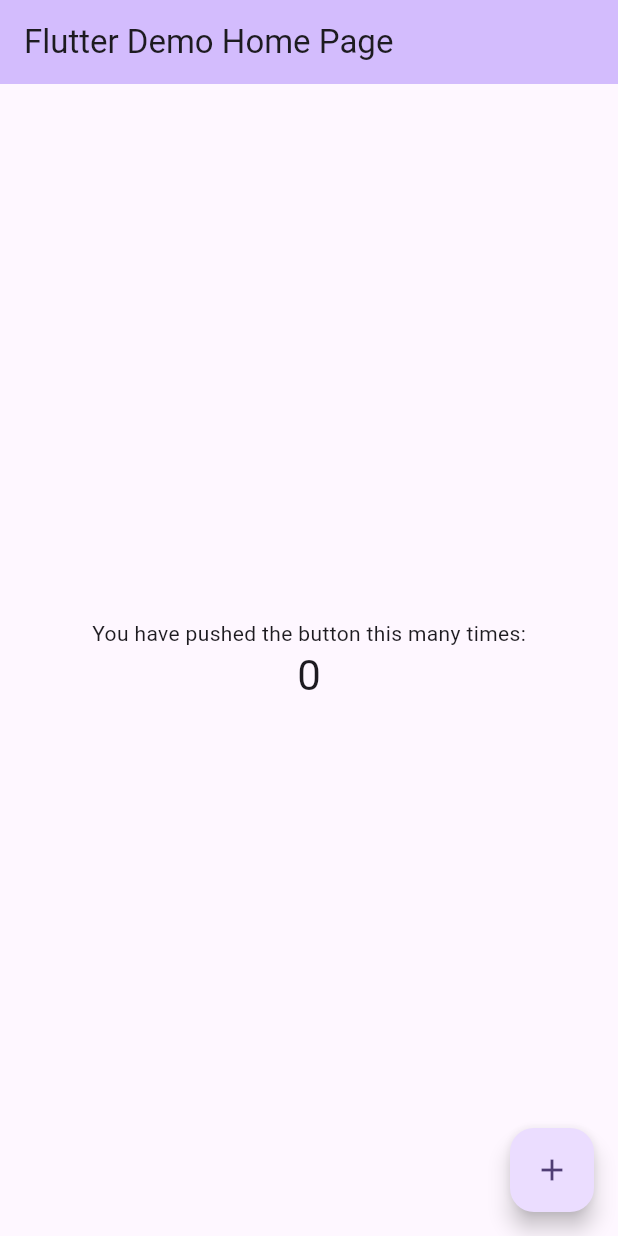
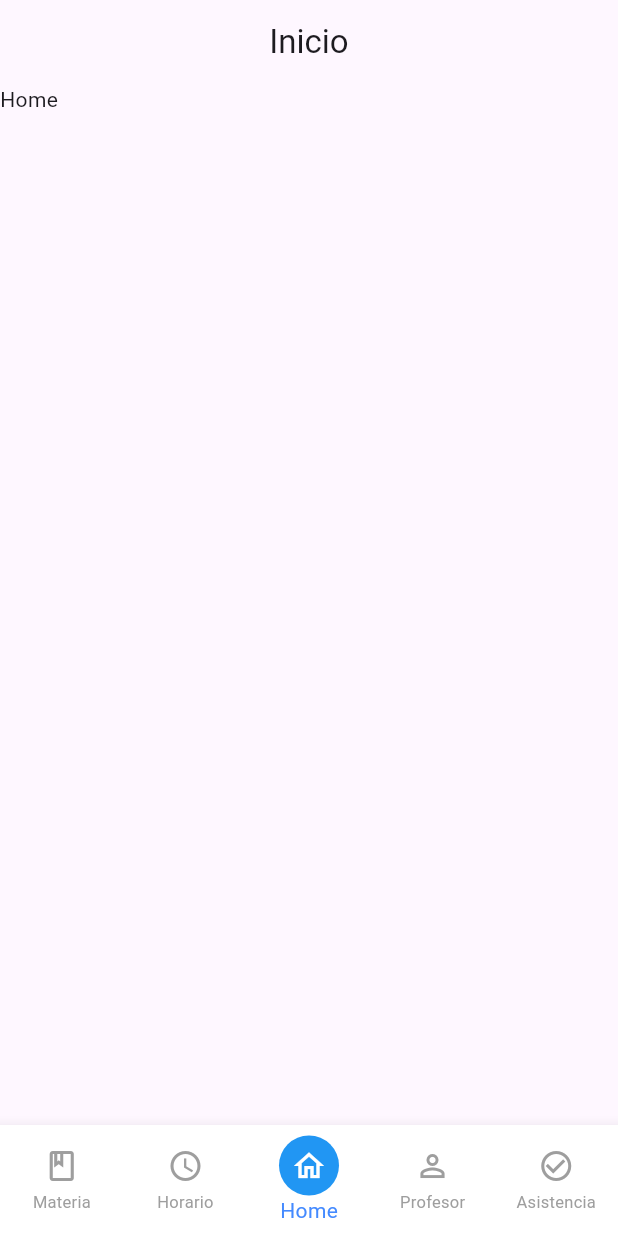
Before and after one commit to KevinAmezcua11/u3_practica2_controlasistencia, a Flutter app: the screen it shows after launch, on a phone screen of 412 x 824 dp. Run offline on Flutter 3.47's test engine with Material 3 defaults, Android fonts, the phone set to English and light mode, and no system bars.

```diff
--- a/lib/main.dart
+++ b/lib/main.dart
@@ -1,7 +1,11 @@
 import 'package:flutter/material.dart';
+import 'package:u3_practica2_controlasistencia/programa.dart';
 
 void main() {
-  runApp(const MyApp());
+  runApp(MaterialApp(
+    home: programa(),
+    debugShowCheckedModeBanner: false,
+  ));
 }
 
 class MyApp extends StatelessWidget {
--- /dev/null
+++ b/lib/programa.dart
@@ -0,0 +1,116 @@
+import 'package:flutter/material.dart';
+import 'package:u3_practica2_controlasistencia/asistenciapage.dart';
+import 'package:u3_practica2_controlasistencia/horariopage.dart';
+import 'package:u3_practica2_controlasistencia/materiapage.dart';
+import 'package:u3_practica2_controlasistencia/profesorpage.dart';
+
+class programa extends StatefulWidget {
+  const programa({super.key});
+
+  @override
+  State<programa> createState() => _programaState();
+}
+
+class _programaState extends State<programa> {
+  int index = 2;
+
+  List titulosAppBar = [
+    "Materias",
+    "Horario de clases",
+    "Inicio",
+    "Profesores",
+    "Asistencia",
+  ];
+
+  @override
+  Widget build(BuildContext context) {
+    return Scaffold(
+      appBar: AppBar(
+        title: Text(titulosAppBar[index]),
+        centerTitle: true,
+      ),
+
+      body: contenido(),
+
+      bottomNavigationBar: BottomNavigationBar(
+        currentIndex: index,
+        items: [
+          BottomNavigationBarItem(
+            icon: Icon(Icons.book_outlined),
+            activeIcon: Icon(Icons.book),
+            label: "Materia",
+          ),
+
+          BottomNavigationBarItem(
+            icon: Icon(Icons.schedule_outlined),
+            activeIcon: Icon(Icons.access_time_filled_sharp),
+            label: "Horario",
+          ),
+
+          BottomNavigationBarItem(
+            icon: CircleAvatar(
+              child: Icon(Icons.home_outlined, color: Colors.grey,),
+              backgroundColor: Colors.grey[200],
+            ),
+            activeIcon: CircleAvatar(
+              child: Icon(Icons.home_outlined, color: Colors.white,),
+              backgroundColor: Colors.blue,
+            ),
+            label: "Home",
+          ),
+
+          BottomNavigationBarItem(
+            icon: Icon(Icons.person_outline),
+            activeIcon: Icon(Icons.person),
+            label: "Profesor",
+          ),
+
+          BottomNavigationBarItem(
+            icon: Icon(Icons.check_circle_outline),
+            activeIcon: Icon(Icons.check_circle),
+            label: "Asistencia",
+          ),
+        ],
+
+        onTap: (x) {
+          setState(() {
+            index = x;
+          });
+        },
+
+        backgroundColor: Colors.white,
+        selectedItemColor: Colors.blueAccent,
+        unselectedItemColor: Colors.grey,
+        type: BottomNavigationBarType.fixed,
+        selectedFontSize: 14,
+        unselectedFontSize: 11,
+      ),
+    );
+  }
+
+  Widget? contenido() {
+    switch(index) {
+      case 0:
+        return Materiapage();
+
+      case 1:
+        return HorarioPage();
+
+      case 2:
+        return ListView(
+          children: [
+            Text("Home")
+          ],
+        );
+
+      case 3:
+        return ProfesorPage();
+
+      case 4:
+        return AsistenciaPage();
+
+      default:
+        return Center(child: Text("No existe esta página."),);
+    }
+  }
+}
--- a/pubspec.yaml
+++ b/pubspec.yaml
@@ -34,6 +34,7 @@ dependencies:
   # The following adds the Cupertino Icons font to your application.
   # Use with the CupertinoIcons class for iOS style icons.
   cupertino_icons: ^1.0.8
+  sqflite: ^2.4.2
 
 dev_dependencies:
   flutter_test:
```
Also changed, not shown: lib/asistenciapage.dart (added, +19 -0 lines), lib/horariopage.dart (added, +19 -0 lines), lib/materiapage.dart (added, +19 -0 lines), lib/profesorpage.dart (added, +19 -0 lines), pubspec.lock.
